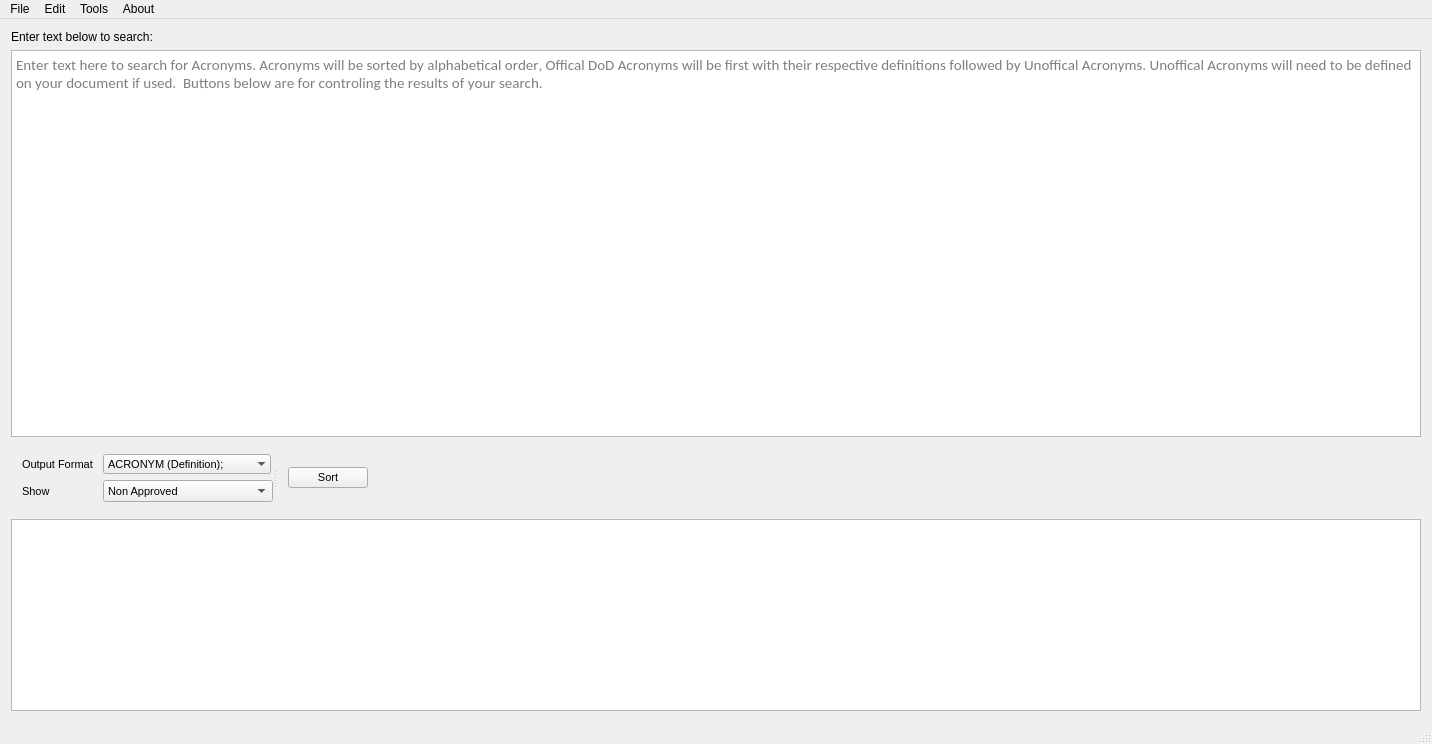
Old version of the form Source_Files/sorter.ui in the repository SnekCode/AcronymSorter.
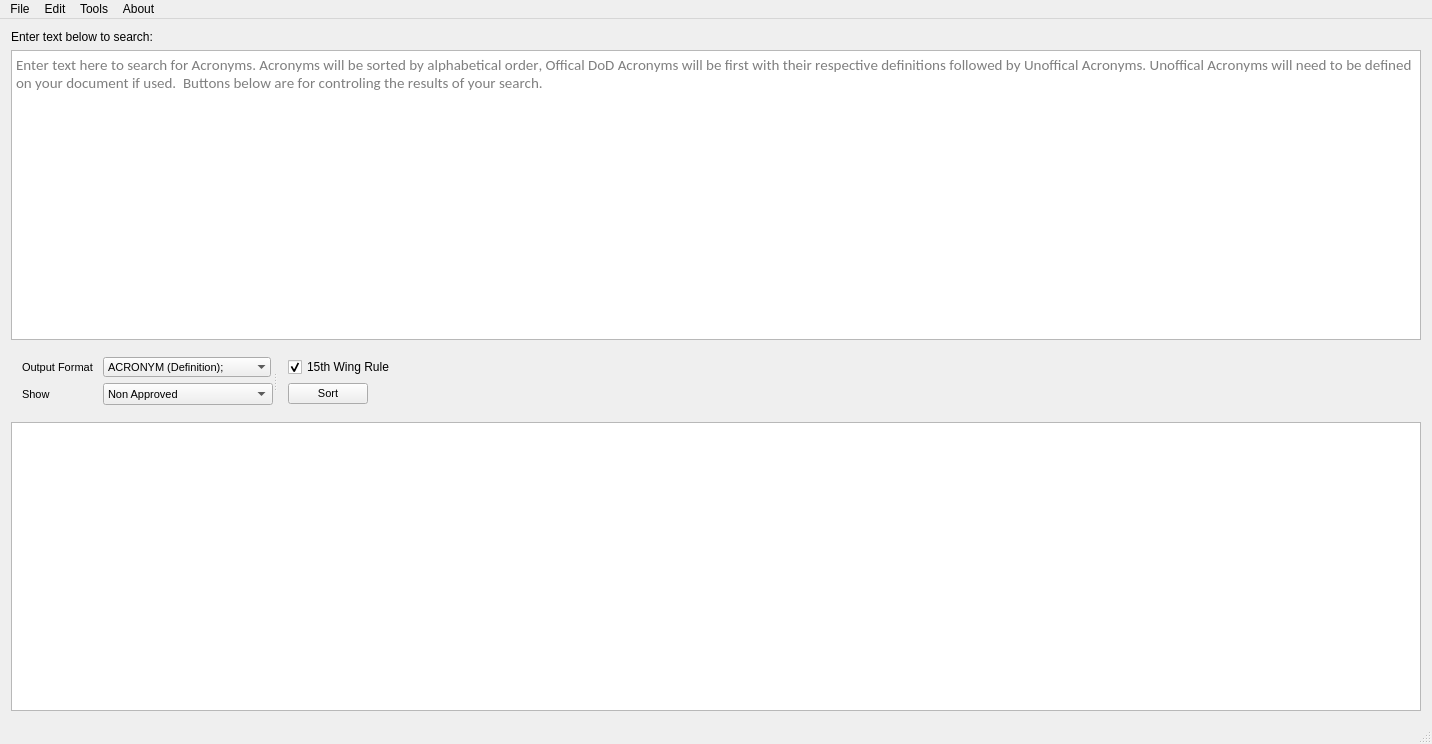
New version of the form. Icons and pictures are not drawn.

The edit to the form file:
```diff
--- a/Source_Files/sorter.ui
+++ b/Source_Files/sorter.ui
@@ -254,6 +254,16 @@
       <widget class="QWidget" name="gridLayoutWidget">
        <layout class="QGridLayout" name="gridLayout">
         <item row="0" column="0">
+         <widget class="QCheckBox" name="_15WGRule">
+          <property name="text">
+           <string>15th Wing Rule</string>
+          </property>
+          <property name="checked">
+           <bool>true</bool>
+          </property>
+         </widget>
+        </item>
+        <item row="1" column="0">
          <widget class="QPushButton" name="SortBtn">
           <property name="sizePolicy">
            <sizepolicy hsizetype="Fixed" vsizetype="Fixed">
@@ -279,7 +289,7 @@
       </widget>
      </widget>
     </item>
-    <item alignment="Qt::AlignTop">
+    <item>
      <widget class="QTextEdit" name="OutputBox">
       <property name="sizePolicy">
        <sizepolicy hsizetype="Preferred" vsizetype="Expanding">
```
Left out of the diff: 2 changed lines with no effect on the pictures.
